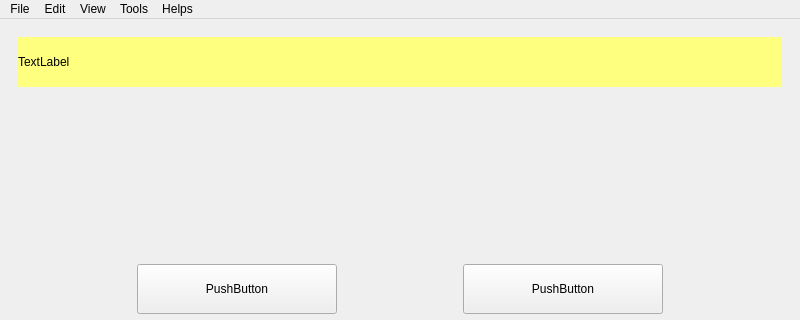
patradanai/Facenet-PTL, file MainLoop.ui: the form before one commit; both pictures show x 0 to 800 and y 0 to 320 of the 800 by 600 pixel window.
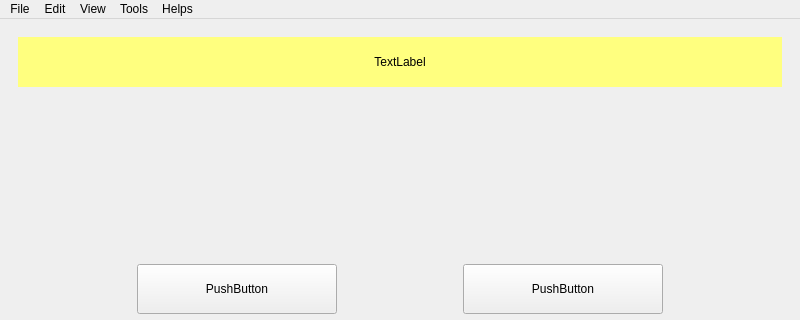
The form after the commit. The open tabs and pages were chosen to show the change.

What changed in the file:
```diff
--- a/MainLoop.ui
+++ b/MainLoop.ui
@@ -228,6 +228,9 @@
             <property name="text">
              <string>TextLabel</string>
             </property>
+            <property name="alignment">
+             <set>Qt::AlignCenter</set>
+            </property>
            </widget>
           </item>
          </layout>
```
Left out of the diff: 5 changed lines with no effect on the pictures.
